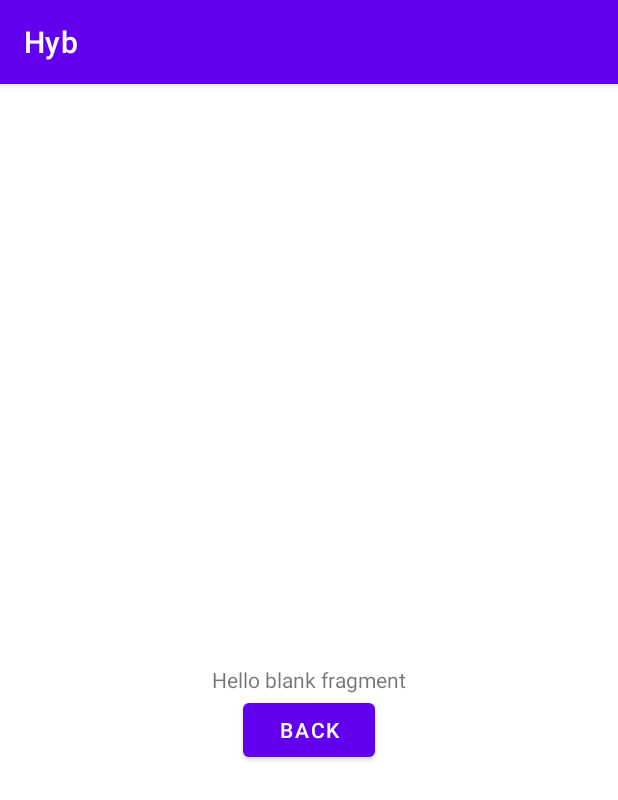
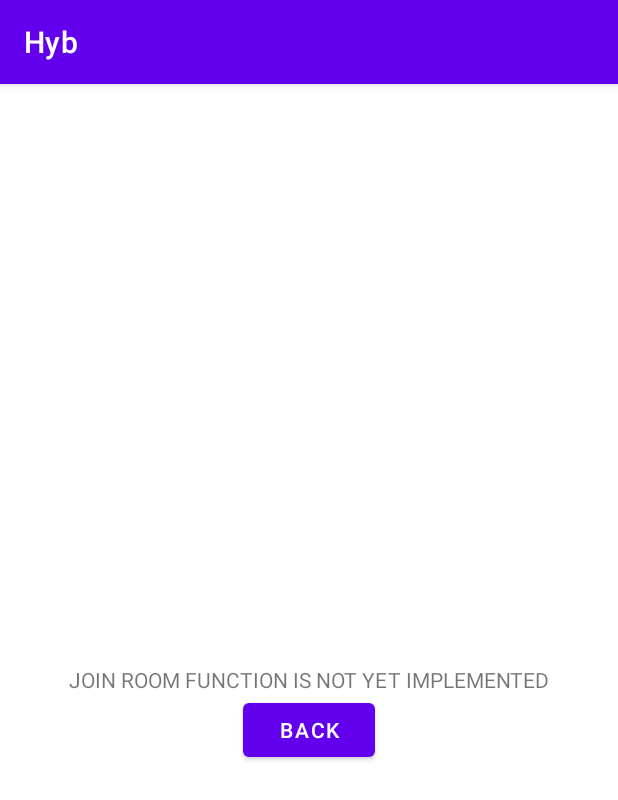
Before and after one commit to RSanlioglu/Hyb, an Android app: the fragment JoinRoomFragment placed in its activity, on a phone screen of 412 x 824 dp. Shown: the top 800 px of the screen. Run offline under Robolectric (Android 15) with nearby library versions, the phone set to English and light mode, and no system bars.

Commit message:
Noterer bruker at joining av rom ikke er implementert enda

```diff
--- a/app/src/main/java/com/example/hyb/JoinRoomFragment.java
+++ b/app/src/main/java/com/example/hyb/JoinRoomFragment.java
@@ -2,11 +2,16 @@ package com.example.hyb;
 
 import android.os.Bundle;
 
+import androidx.annotation.NonNull;
+import androidx.annotation.Nullable;
 import androidx.fragment.app.Fragment;
+import androidx.navigation.NavController;
+import androidx.navigation.Navigation;
 
 import android.view.LayoutInflater;
 import android.view.View;
 import android.view.ViewGroup;
+import android.widget.Button;
 
 public class JoinRoomFragment extends Fragment {
 
@@ -20,4 +25,21 @@ public class JoinRoomFragment extends Fragment {
         // Inflate the layout for this fragment
         return inflater.inflate(R.layout.fragment_join_room, container, false);
     }
+
+    @Override
+    public void onViewCreated(@NonNull View view, @Nullable Bundle savedInstanceState) {
+        super.onViewCreated(view, savedInstanceState);
+
+        Button btnBack = view.findViewById(R.id.btnBack);
+        btnBack.setOnClickListener(new View.OnClickListener() {
+            @Override
+            public void onClick(View v) {
+                NavController navController = Navigation.findNavController(view);
+                //TODO: Fiks userID
+                JoinRoomFragmentDirections.ActionJoinRoomFragmentToSelectJoinOrCreateRoom action = JoinRoomFragmentDirections.actionJoinRoomFragmentToSelectJoinOrCreateRoom("");
+                action.setUserUid("");
+                navController.navigate(action);
+            }
+        });
+    }
 }
--- a/app/src/main/java/com/example/hyb/LoginRegisterRoomActivity.java
+++ b/app/src/main/java/com/example/hyb/LoginRegisterRoomActivity.java
@@ -21,6 +21,6 @@ public class LoginRegisterRoomActivity extends AppCompatActivity {
 
         String userinfo = receivedIntent.getStringExtra(RegisterActivity.KEY_NAME);
         TextView test = findViewById(R.id.txtUserUid);
-        test.setText(userinfo);;
+        test.setText(userinfo);
     }
 }
--- a/app/src/main/java/com/example/hyb/SelectJoinOrCreateRoom.java
+++ b/app/src/main/java/com/example/hyb/SelectJoinOrCreateRoom.java
@@ -24,7 +24,7 @@ public class SelectJoinOrCreateRoom extends Fragment {
     public View onCreateView(LayoutInflater inflater, ViewGroup container,
                              Bundle savedInstanceState) {
 
-        //uidKey = getArguments().getString("uidKey");
+
         // Inflate the layout for this fragment
         return inflater.inflate(R.layout.fragment_select_join_or_create_room, container, false);
 
--- a/app/src/main/res/layout/fragment_join_room.xml
+++ b/app/src/main/res/layout/fragment_join_room.xml
@@ -15,7 +15,7 @@
             android:id="@+id/textView4"
             android:layout_width="wrap_content"
             android:layout_height="wrap_content"
-            android:text="@string/hello_blank_fragment"
+            android:text="JOIN ROOM FUNCTION IS NOT YET IMPLEMENTED"
             app:layout_constraintBottom_toTopOf="@+id/btnBack"
             app:layout_constraintEnd_toEndOf="@+id/btnBack"
             app:layout_constraintStart_toStartOf="@+id/btnBack" />
--- a/app/src/main/res/navigation/nav_graph.xml
+++ b/app/src/main/res/navigation/nav_graph.xml
@@ -13,6 +13,9 @@
         <action
             android:id="@+id/action_selectJoinOrCreateRoom_to_joinRoomFragment"
             app:destination="@id/joinRoomFragment" />
+        <argument
+            android:name="userUid"
+            app:argType="string" />
     </fragment>
     <fragment
         android:id="@+id/joinRoomFragment"
@@ -22,5 +25,8 @@
         <argument
             android:name="userId"
             app:argType="string" />
+        <action
+            android:id="@+id/action_joinRoomFragment_to_selectJoinOrCreateRoom"
+            app:destination="@id/selectJoinOrCreateRoom" />
     </fragment>
 </navigation>
```
